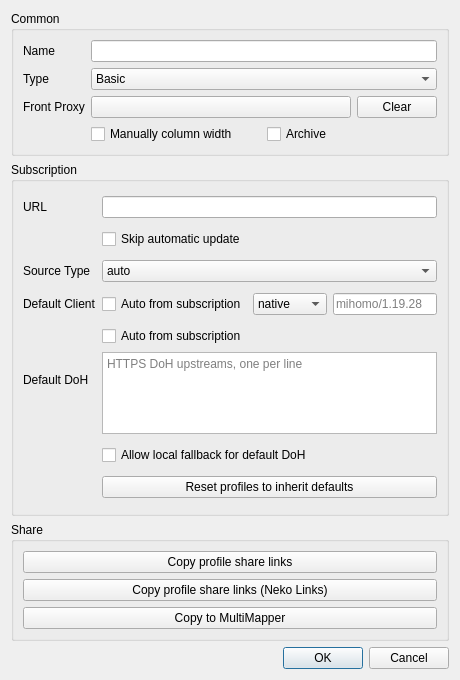
This is ui/edit/dialog_edit_group.ui in DavidYordan/nekoray as Qt 5 draws it before an edit. The edited form follows.
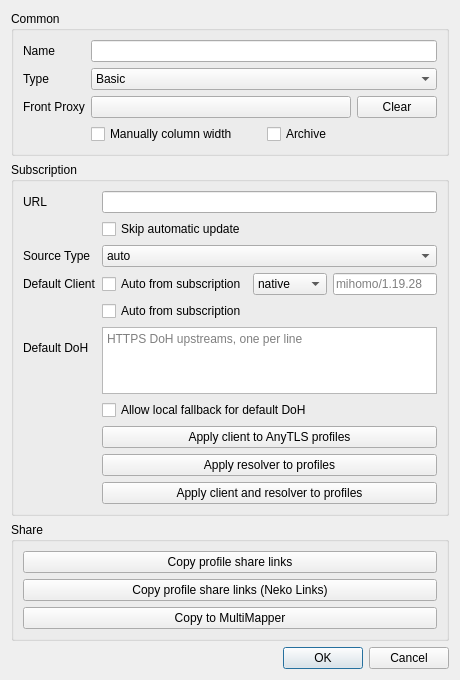
This is the edited form. Custom widgets are drawn as their Qt base class.

Commit message: Split subscription default apply actions

Patch:
```diff
--- a/ui/edit/dialog_edit_group.ui
+++ b/ui/edit/dialog_edit_group.ui
@@ -252,11 +252,29 @@
        </widget>
       </item>
       <item row="6" column="1">
+       <layout class="QVBoxLayout" name="applyDefaultsLayout">
+        <item>
+         <widget class="QPushButton" name="apply_client_to_profiles">
+          <property name="text">
+           <string>Apply client to AnyTLS profiles</string>
+          </property>
+         </widget>
+        </item>
+        <item>
+         <widget class="QPushButton" name="apply_resolver_to_profiles">
+          <property name="text">
+           <string>Apply resolver to profiles</string>
+          </property>
+         </widget>
+        </item>
+        <item>
        <widget class="QPushButton" name="reset_profiles_inherit_defaults">
         <property name="text">
-         <string>Reset profiles to inherit defaults</string>
-        </property>
-       </widget>
+           <string>Apply client and resolver to profiles</string>
+          </property>
+         </widget>
+        </item>
+       </layout>
       </item>
      </layout>
     </widget>
```
Left out of the diff: 2 changed lines with no effect on the pictures. Lines whose indentation alone changed are shown as unchanged. The commit also changes 5 other files.
